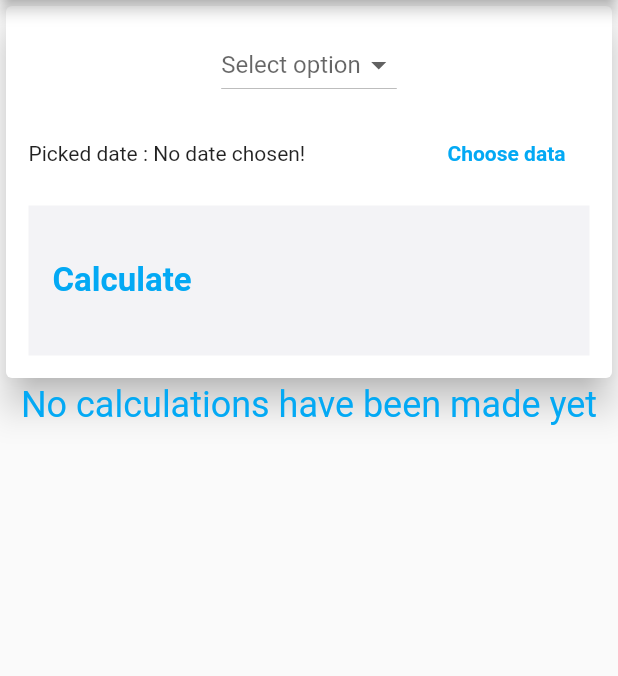
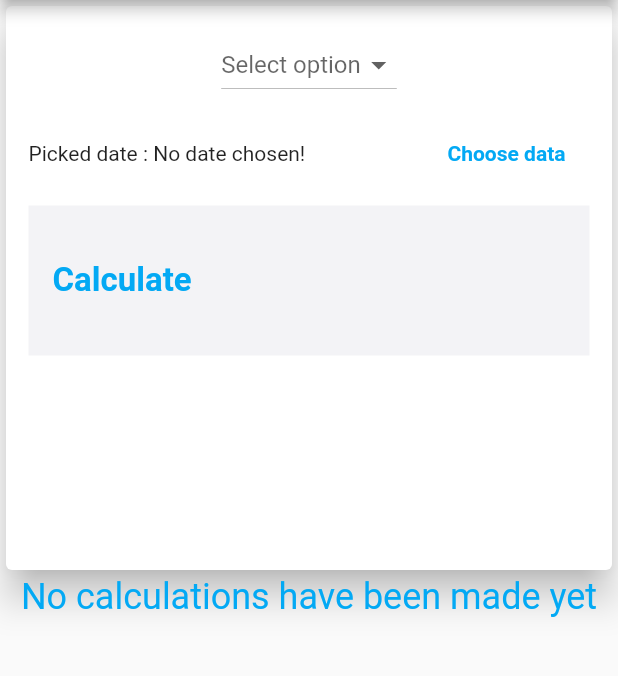
Before and after one commit to wzslr321/Time-Calculator-Mobile-App, a Flutter app: the screen it shows after launch, on a phone screen of 412 x 824 dp, the part 84-760 px from its top. Run offline on Flutter 3.47's test engine with Material 2 defaults, Android fonts, the phone set to English and light mode, and no system bars.

Commit message:
code refactoring - split into final variables and very basic MediaQuery responsivness.

```diff
--- a/lib/main.dart
+++ b/lib/main.dart
@@ -37,16 +37,27 @@ class _MyHomePageState extends State<MyHomePage> {
 
   @override
   Widget build(BuildContext context) {
+
+    final _appBar =  AppBar(
+      title:Text('Time calculator'),
+    );
+
+    final mediaQuery = (MediaQuery.of(context).size.height - _appBar.preferredSize.height - MediaQuery.of(context).padding.top) * 0.5;
+
     return Scaffold(
-        appBar: AppBar(
-          title:Text('Time calculator')
-        ),
+        appBar:_appBar,
         body:SingleChildScrollView(
           child:Column(
             crossAxisAlignment: CrossAxisAlignment.stretch,
             children: [
-              NewCalculation(),
-              CalculatedValuesList(userCalculation),
+              Container(
+                  height: mediaQuery,
+                  child: NewCalculation(),
+              ),
+              Container(
+                  height: mediaQuery,
+                  child: CalculatedValuesList(userCalculation),
+              ),
             ],
           )
         )
--- a/lib/widgets/calculation_display.dart
+++ b/lib/widgets/calculation_display.dart
@@ -37,7 +37,6 @@ class _CalculatedValuesListState extends State<CalculatedValuesList> {
   @override
   Widget build(BuildContext context) {
     return Container(
-      height:450,
       child:userCalculation.isEmpty ? Column(children: [
         SizedBox(
             height:200,
--- a/lib/widgets/new_calculation.dart
+++ b/lib/widgets/new_calculation.dart
@@ -85,14 +85,8 @@ class _NewCalculationState extends State<NewCalculation> {
 
   @override
   Widget build(BuildContext context) {
-    return Card(
-      elevation:10,
-      child: Container(
-        padding:EdgeInsets.all(15),
-        child:Column(
-          crossAxisAlignment: CrossAxisAlignment.center,
-          children: [
-            DropdownButton<String>(
+
+   final _dropDownButton = DropdownButton<String>(
      onChanged:(String value){
        setState(() {
          _option = value;
@@ -105,8 +99,9 @@ class _NewCalculationState extends State<NewCalculation> {
            value:value,
            child:new Text(value)
        );
-                }).toList(),),
-            Container(
+     }).toList(),);
+
+   final _datePicker = Container(
        height:70,
        child:Row(children: [
          Expanded(
@@ -121,8 +116,9 @@ class _NewCalculationState extends State<NewCalculation> {
            onPressed: _showDatePicker,
          ),
        ],)
-            ),
-            Container(
+   );
+
+   final _calculateButton = Container(
      height:100,
      color:Theme.of(context).accentColor,
      child:Row(children: [
@@ -138,8 +134,22 @@ class _NewCalculationState extends State<NewCalculation> {
          onPressed:_calculateScore,
        ),
      ]),
+   );
+
+
+    return Container(
+      child: Card(
+        elevation:10,
+        child: Container(
+          padding:EdgeInsets.all(15),
+          child:Column(
+            crossAxisAlignment: CrossAxisAlignment.center,
+            children: [
+              _dropDownButton,
+              _datePicker,
+              _calculateButton,
+            ],
           ),
-          ],
         ),
       ),
     );
```
Lines whose indentation alone changed are shown as unchanged.
